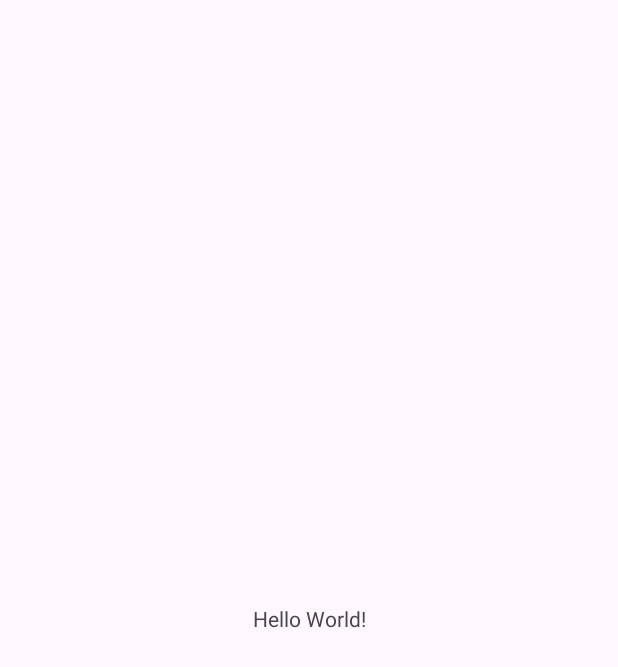
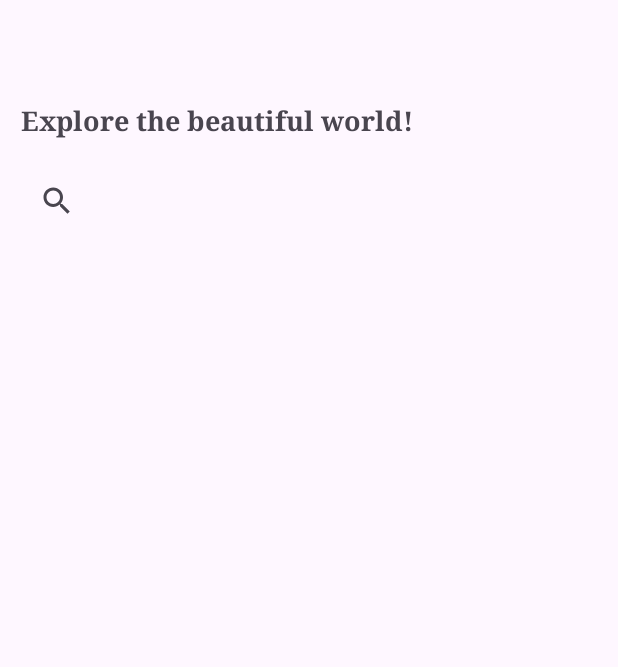
Before and after one commit to vtphatt2/Travelly, an Android app: the screen it shows after launch (MainActivity), on a phone screen of 412 x 824 dp. Before the commit the part shown is almost empty. Shown: the top 667 px of the screen. Run offline under Robolectric (Android 15) with nearby library versions, the phone set to English and light mode, and no system bars.

Commit message:
create first text view

```diff
--- a/app/src/main/AndroidManifest.xml
+++ b/app/src/main/AndroidManifest.xml
@@ -1,6 +1,6 @@
 <?xml version="1.0" encoding="utf-8"?>
 <manifest xmlns:android="http://schemas.android.com/apk/res/android"
-    xmlns:tools="http://schemas.android.com/tools">
+    xmlns:tools="http://schemas.android.com/tools" >
 
     <application
         android:allowBackup="true"
@@ -11,10 +11,10 @@
         android:roundIcon="@mipmap/ic_launcher_round"
         android:supportsRtl="true"
         android:theme="@style/Theme.Travelly"
-        tools:targetApi="31">
+        tools:targetApi="31" >
         <activity
             android:name=".MainActivity"
-            android:exported="true">
+            android:exported="true" >
             <intent-filter>
                 <action android:name="android.intent.action.MAIN" />
 
--- a/app/src/main/res/layout/activity_main.xml
+++ b/app/src/main/res/layout/activity_main.xml
@@ -1,19 +1,31 @@
 <?xml version="1.0" encoding="utf-8"?>
-<androidx.constraintlayout.widget.ConstraintLayout xmlns:android="http://schemas.android.com/apk/res/android"
+<FrameLayout
+    xmlns:android="http://schemas.android.com/apk/res/android"
+    xmlns:tools="http://schemas.android.com/tools"
     xmlns:app="http://schemas.android.com/apk/res-auto"
-    xmlns:tools="http://schemas.android.com/tools"
     android:id="@+id/main"
     android:layout_width="match_parent"
     android:layout_height="match_parent"
     tools:context=".MainActivity">
 
     <TextView
-        android:layout_width="wrap_content"
+        android:layout_width="match_parent"
         android:layout_height="wrap_content"
-        android:text="Hello World!"
-        app:layout_constraintBottom_toBottomOf="parent"
-        app:layout_constraintEnd_toEndOf="parent"
-        app:layout_constraintStart_toStartOf="parent"
-        app:layout_constraintTop_toTopOf="parent" />
+        android:layout_marginLeft="14dp"
+        android:layout_marginTop="68dp"
+        android:fontFamily="serif"
+        android:text="Explore the beautiful world!"
+        android:textSize="18sp"
+        android:textStyle="bold"
+        android:layout_above="@id/searchView" />
 
-</androidx.constraintlayout.widget.ConstraintLayout>
+    <SearchView
+        android:id="@+id/searchView"
+        android:layout_width="match_parent"
+        android:layout_height="wrap_content"
+        android:layout_marginLeft="14dp"
+        android:layout_marginRight="14dp"
+        android:layout_marginTop="110dp"
+        android:queryHint="Search" />
+
+</FrameLayout>
```
